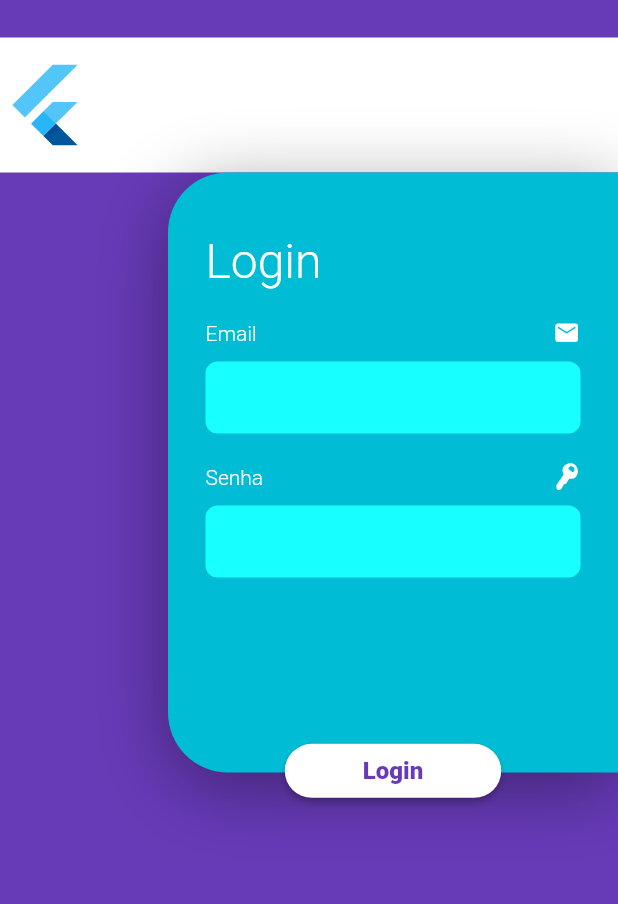
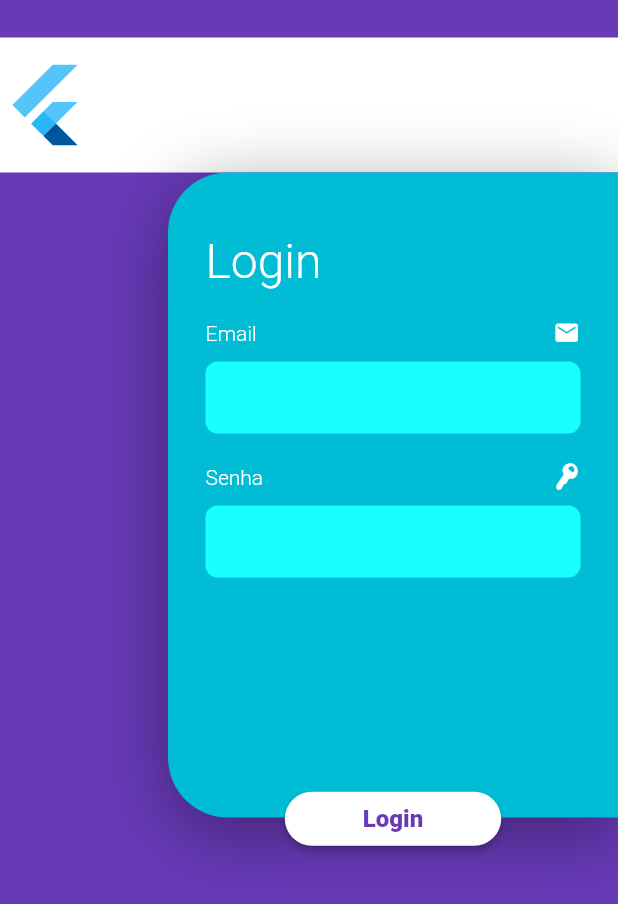
Before and after one commit to GaldinoJr/find_my_dog, a Flutter app: the screen it shows after launch, on a phone screen of 412 x 824 dp. Shown: the top 904 px of the screen. Run offline on Flutter 3.47's test engine with Material 2 defaults, Android fonts, the phone set to English and light mode, and no system bars.

Commit message:
Tamanho da view

```diff
--- a/lib/main.dart
+++ b/lib/main.dart
@@ -56,11 +56,11 @@ class _MyHomePageState extends State<MyHomePage> {
                               children: [
                                 Container(
                                   width: 300,
-                                  height: 400,
                                   padding: new EdgeInsets.only(
                                       top: 40,
                                       left: 25,
-                                      right: 25
+                                      right: 25,
+                                      bottom: 160
                                   ),
                                   decoration: new BoxDecoration(
                                       color: Colors.cyan,
```
